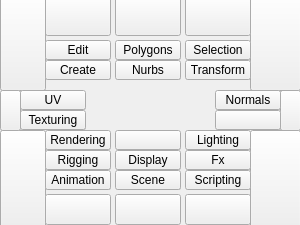
Above: tk_ui/main.ui from m3trik/Scripts_portable before the change. Below: the same form after it.
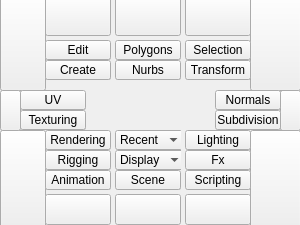
That is the form after the change.

What changed in the file:
```diff
--- a/tk_ui/main.ui
+++ b/tk_ui/main.ui
@@ -37,6 +37,9 @@
   <property name="windowTitle">
    <string>Toolkit</string>
   </property>
+  <property name="toolButtonStyle">
+   <enum>Qt::ToolButtonIconOnly</enum>
+  </property>
   <property name="tabShape">
    <enum>QTabWidget::Triangular</enum>
   </property>
@@ -59,7 +62,7 @@
     <property name="title">
      <string/>
     </property>
-    <widget class="QPushButton" name="i004">
+    <widget class="QComboBox" name="cmb000">
      <property name="geometry">
       <rect>
        <x>0</x>
@@ -68,12 +71,35 @@
        <height>20</height>
       </rect>
      </property>
-     <property name="whatsThis">
-      <string>display</string>
+     <property name="minimumSize">
+      <size>
+       <width>66</width>
+       <height>20</height>
+      </size>
      </property>
-     <property name="text">
-      <string>Display</string>
+     <property name="maximumSize">
+      <size>
+       <width>9999</width>
+       <height>19</height>
+      </size>
      </property>
+     <property name="statusTip">
+      <string>Viewport display options</string>
+     </property>
+     <property name="maxVisibleItems">
+      <number>50</number>
+     </property>
+     <property name="sizeAdjustPolicy">
+      <enum>QComboBox::AdjustToContents</enum>
+     </property>
+     <property name="frame">
+      <bool>false</bool>
+     </property>
+     <item>
+      <property name="text">
+       <string>Display</string>
+      </property>
+     </item>
     </widget>
    </widget>
    <widget class="QPushButton" name="v000">
@@ -162,7 +188,7 @@
     <property name="title">
      <string/>
     </property>
-    <widget class="QPushButton" name="pushButton">
+    <widget class="QPushButton" name="i004">
      <property name="geometry">
       <rect>
        <x>0</x>
@@ -172,10 +198,10 @@
       </rect>
      </property>
      <property name="whatsThis">
-      <string>add 'whatsThis'</string>
+      <string>subdivision</string>
      </property>
      <property name="text">
-      <string/>
+      <string>Subdivision</string>
      </property>
     </widget>
    </widget>
@@ -218,7 +244,7 @@
      </rect>
     </property>
     <property name="whatsThis">
-     <string>i023</string>
+     <string>utilities</string>
     </property>
     <property name="text">
      <string/>
@@ -420,7 +446,7 @@
      </property>
     </widget>
    </widget>
-   <widget class="QGroupBox" name="cameras">
+   <widget class="QGroupBox" name="commands">
     <property name="geometry">
      <rect>
       <x>115</x>
@@ -432,7 +458,7 @@
     <property name="title">
      <string/>
     </property>
-    <widget class="QPushButton" name="pushButton_2">
+    <widget class="QComboBox" name="cmb001">
      <property name="geometry">
       <rect>
        <x>0</x>
@@ -441,12 +467,35 @@
        <height>20</height>
       </rect>
      </property>
-     <property name="whatsThis">
-      <string>add 'whatsThis'</string>
+     <property name="minimumSize">
+      <size>
+       <width>66</width>
+       <height>20</height>
+      </size>
      </property>
-     <property name="text">
-      <string/>
+     <property name="maximumSize">
+      <size>
+       <width>9999</width>
+       <height>19</height>
+      </size>
      </property>
+     <property name="statusTip">
+      <string>Recent hotbox commands</string>
+     </property>
+     <property name="maxVisibleItems">
+      <number>50</number>
+     </property>
+     <property name="sizeAdjustPolicy">
+      <enum>QComboBox::AdjustToContents</enum>
+     </property>
+     <property name="frame">
+      <bool>false</bool>
+     </property>
+     <item>
+      <property name="text">
+       <string>Recent</string>
+      </property>
+     </item>
     </widget>
    </widget>
    <widget class="QGroupBox" name="polygons">
@@ -1021,6 +1070,7 @@
      <string/>
     </property>
    </widget>
+   <zorder>v002</zorder>
    <zorder>l006</zorder>
    <zorder>l020</zorder>
    <zorder>l007</zorder>
@@ -1043,7 +1093,6 @@
    <zorder>i021</zorder>
    <zorder>v003</zorder>
    <zorder>i023</zorder>
-   <zorder>v002</zorder>
    <zorder>display</zorder>
    <zorder>rigging</zorder>
    <zorder>scene</zorder>
@@ -1053,7 +1102,7 @@
    <zorder>transform</zorder>
    <zorder>Fx</zorder>
    <zorder>selection</zorder>
-   <zorder>cameras</zorder>
+   <zorder>commands</zorder>
    <zorder>polygons</zorder>
    <zorder>scripting</zorder>
    <zorder>uv</zorder>
```
